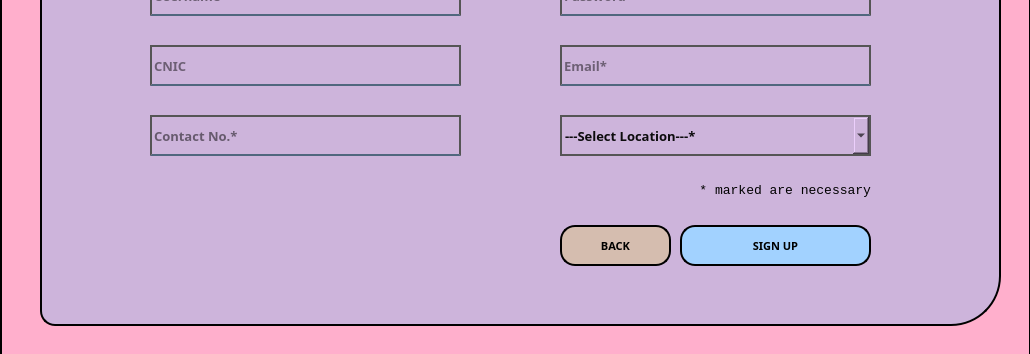
saqlainrai/DSA-Final-Project, file ui/ui/SignUp.ui: the form before one commit; both pictures show x 0 to 1030 and y 215 to 569 of the 1030 by 569 pixel window.
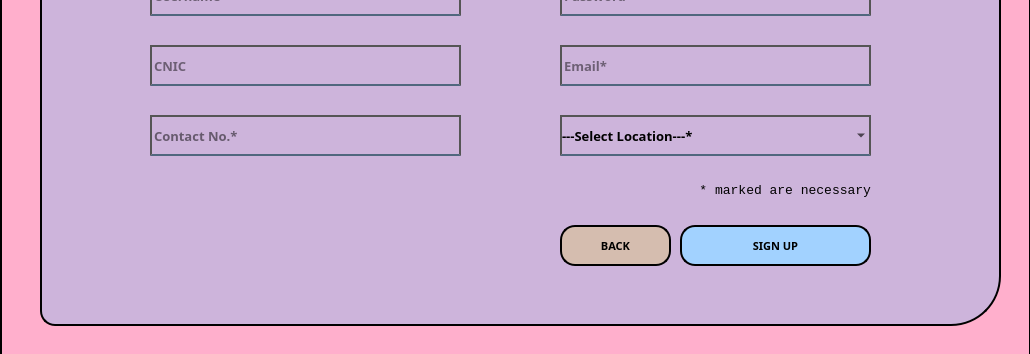
The form after the commit.

```diff
--- a/ui/ui/SignUp.ui
+++ b/ui/ui/SignUp.ui
@@ -302,9 +302,11 @@
       </font>
      </property>
      <property name="styleSheet">
-      <string notr="true">background-color: #cdb4db;
+      <string notr="true">background-color:rgba(0,0,0,0);
 border: 2px solid #555555;
-color:rgba(0,0,0,240);</string>
+border-bottom:2px solid rgba(46,82,101,200);
+color:r#555555;
+padding-bottom:0px;	</string>
      </property>
      <property name="editable">
       <bool>false</bool>
@@ -438,9 +440,9 @@
     <widget class="QLabel" name="comments">
      <property name="geometry">
       <rect>
-       <x>560</x>
+       <x>150</x>
        <y>390</y>
-       <width>311</width>
+       <width>721</width>
        <height>31</height>
       </rect>
      </property>
```
